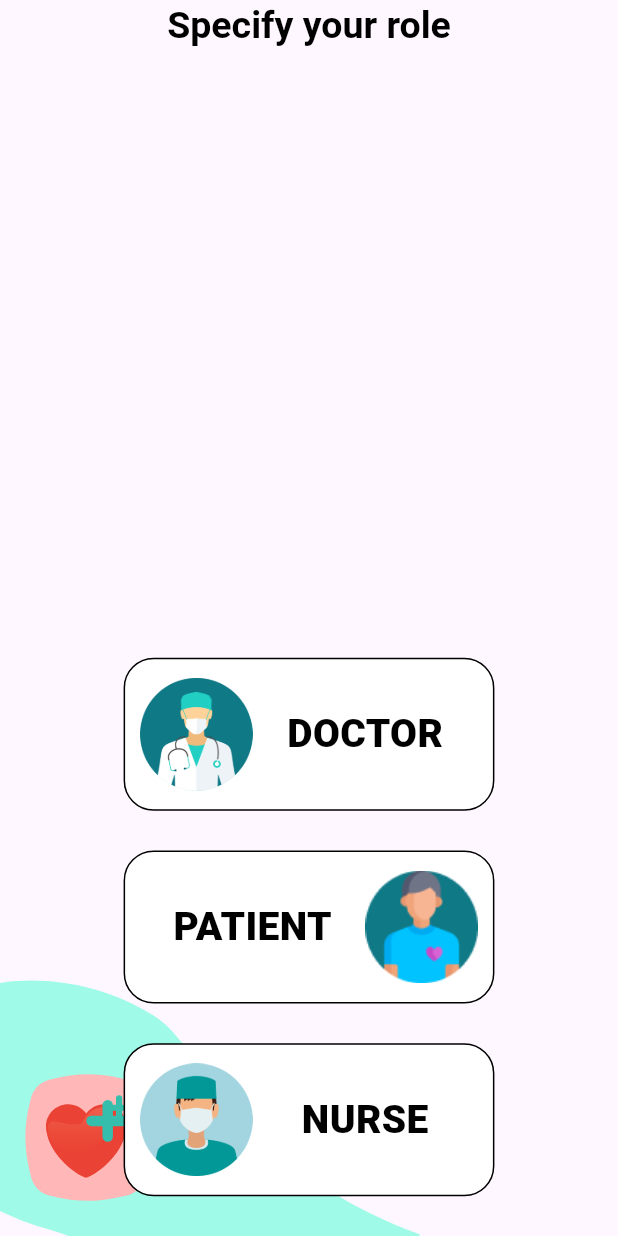
After one commit to dhwanish-3/Heartless, a Flutter app: the ChooseUserPage screen opened directly, on a phone screen of 412 x 824 dp. The commit adds this screen. Run offline on Flutter 3.47's test engine with Material 3 defaults, Android fonts, the light colour scheme and no system bars; our stand-ins replace cloud_firestore, firebase_auth, firebase_core, flutter_svg, fluttertoast, google_sign_in and 3 more; accounts and stored records are empty.

Commit message:
partially done with #47

```diff
--- /dev/null
+++ b/lib/pages/auth/choose_user_type.dart
@@ -0,0 +1,38 @@
+import 'package:flutter/material.dart';
+import "package:flutter_svg/svg.dart";
+import 'package:heartless/widgets/user_type.dart';
+
+class ChooseUserPage extends StatelessWidget {
+  const ChooseUserPage({super.key});
+
+  @override
+  Widget build(BuildContext context) {
+    double height = MediaQuery.of(context).size.height;
+    return Scaffold(
+      body: Stack(
+        alignment: Alignment.center,
+        // fit: StackFit.loose,
+        children: [
+          Positioned(
+            bottom: 0,
+            left: 0,
+            child: SvgPicture.asset(
+              'assets/illustrations/LftBtmDsgnElmt.svg',
+              height: 220,
+            ),
+          ),
+          Column(
+            children: [
+              Expanded(
+                flex: 1,
+                child: Text('Specify your role',
+                    style: Theme.of(context).textTheme.headlineMedium),
+              ),
+              const Expanded(flex: 1, child: UserType()),
+            ],
+          ),
+        ],
+      ),
+    );
+  }
+}
--- a/lib/pages/chat/contacts_page.dart
+++ b/lib/pages/chat/contacts_page.dart
@@ -84,8 +84,6 @@ class ContactsPage extends StatelessWidget {
           itemCount: data.length,
           itemBuilder: (context, index) {
             final entry = data[index];
-            print(entry['name']);
-            // debugPrint(entry.toString());
             return ChatTile(
               name: entry['name'].toString(),
               time: entry['time'].toString(),
--- /dev/null
+++ b/lib/widgets/single_user_type.dart
@@ -0,0 +1,97 @@
+import 'package:flutter/material.dart';
+import 'package:heartless/shared/constants.dart';
+
+class SingleUserType extends StatelessWidget {
+  final int type;
+  final bool isSelected;
+  const SingleUserType(
+      {super.key, required this.type, this.isSelected = false});
+
+  @override
+  Widget build(BuildContext context) {
+    double height = MediaQuery.of(context).size.height;
+    double width = MediaQuery.of(context).size.width;
+    double containerWidth = isSelected ? width * 0.7 : width * 0.6;
+    double imageHeight = isSelected ? 100 : 80;
+    double fontSize = isSelected ? 30 : 26;
+    final String imageUrl = type == 1
+        ? 'assets/Icons/doctor.png'
+        : type == 2
+            ? 'assets/Icons/patient.png'
+            : type == 3
+                ? 'assets/Icons/nurse.png'
+                : 'assets/Icons/doctor.png';
+
+    final String value = type == 1
+        ? 'DOCTOR'
+        : type == 2
+            ? 'PATIENT'
+            : type == 3
+                ? 'NURSE'
+                : 'DOCTOR';
+
+    return Container(
+        width: containerWidth,
+        padding: const EdgeInsets.all(10),
+        decoration: BoxDecoration(
+          color: Colors.white,
+          borderRadius: BorderRadius.circular(20),
+          border: isSelected
+              ? Border.all(color: Constants.primaryColor, width: 2)
+              : Border.all(color: Colors.black, width: 1),
+          boxShadow: isSelected
+              ? const [
+                  BoxShadow(
+                    color: Colors.grey,
+                    offset: Offset(0, 2),
+                    blurRadius: 2,
+                    spreadRadius: 2,
+                  ),
+                ]
+              : null,
+        ),
+        child:
+            Row(mainAxisAlignment: MainAxisAlignment.spaceBetween, children: [
+          type != 2
+              ? Expanded(
+                  flex: 1,
+                  child: Container(
+                    height: imageHeight,
+                    width: imageHeight,
+                    decoration: BoxDecoration(
+                      image: DecorationImage(
+                        image: AssetImage(imageUrl),
+                        fit: BoxFit.contain,
+                      ),
+                    ),
+                  ))
+              : const SizedBox(height: 0, width: 0),
+          Expanded(
+            flex: 2,
+            child: Text(
+              value,
+              textAlign: TextAlign.center,
+              style: TextStyle(
+                fontSize: fontSize,
+                fontWeight: FontWeight.w800,
+                color: Colors.black,
+              ),
+            ),
+          ),
+          type == 2
+              ? Expanded(
+                  flex: 1,
+                  child: Container(
+                    height: imageHeight,
+                    width: imageHeight,
+                    decoration: BoxDecoration(
+                      image: DecorationImage(
+                        image: AssetImage(imageUrl),
+                        fit: BoxFit.contain,
+                      ),
+                    ),
+                  ))
+              : const SizedBox(height: 0, width: 0),
+        ]));
+  }
+}
--- a/pubspec.yaml
+++ b/pubspec.yaml
@@ -43,6 +43,7 @@ dependencies:
   pin_code_text_field: ^1.8.0
   google_sign_in: ^6.1.6
   fluttertoast: ^8.2.4
+  sliding_up_panel: ^2.0.0+1
 
 dev_dependencies:
   flutter_test:
@@ -69,7 +70,6 @@ flutter:
   assets:
     - assets/illustrations/
     - assets/Icons/
-    - assets/avatar/
 
     # - assets/
 
```
Also changed, not shown: lib/pages/analytics/analytics_page.dart (added, +33 -0 lines), lib/widgets/hero.dart (added, +52 -0 lines), lib/widgets/user_type.dart (added, +53 -0 lines), assets/Icons/doctor.png (added), assets/Icons/nurse.png (added), assets/Icons/patient.png (added), assets/illustrations/LftBtmDsgnElmt.svg (added), assets/illustrations/patient.png (added), pubspec.lock.
